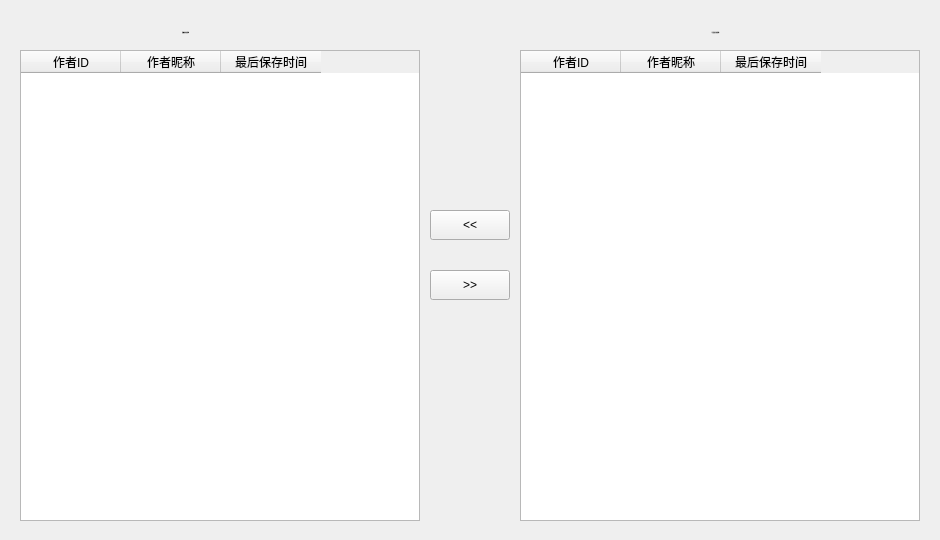
Before: the Qt Designer form GUI/VIews/ViewDataManagement.ui in JQKdiantang/kuaishou, drawn with Qt 5.
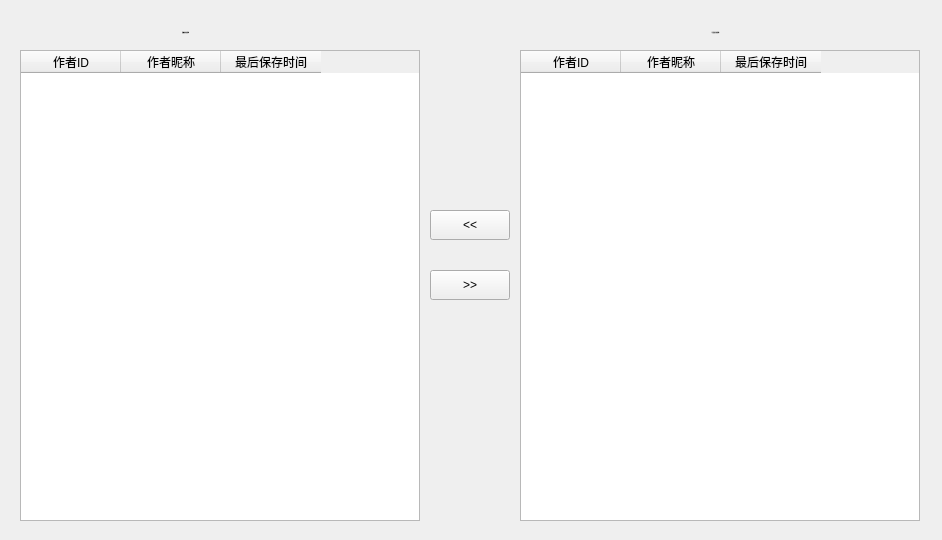
After: the same form once the commit is applied.

What changed in the file:
```diff
--- a/GUI/VIews/ViewDataManagement.ui
+++ b/GUI/VIews/ViewDataManagement.ui
@@ -6,7 +6,7 @@
    <rect>
     <x>0</x>
     <y>0</y>
-    <width>940</width>
+    <width>942</width>
     <height>540</height>
    </rect>
   </property>
```
